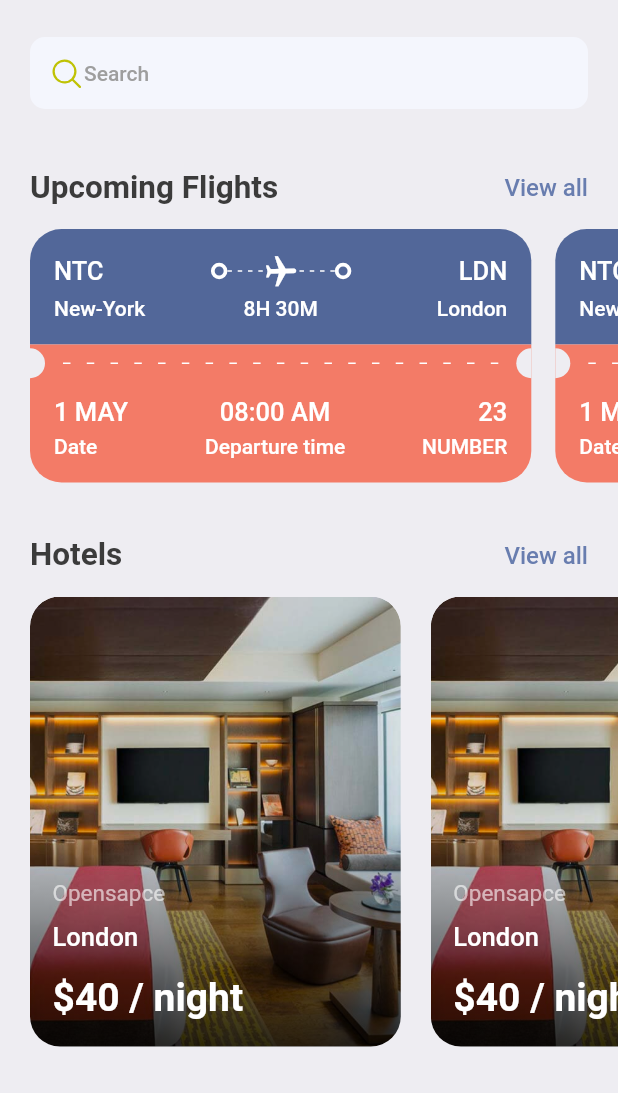
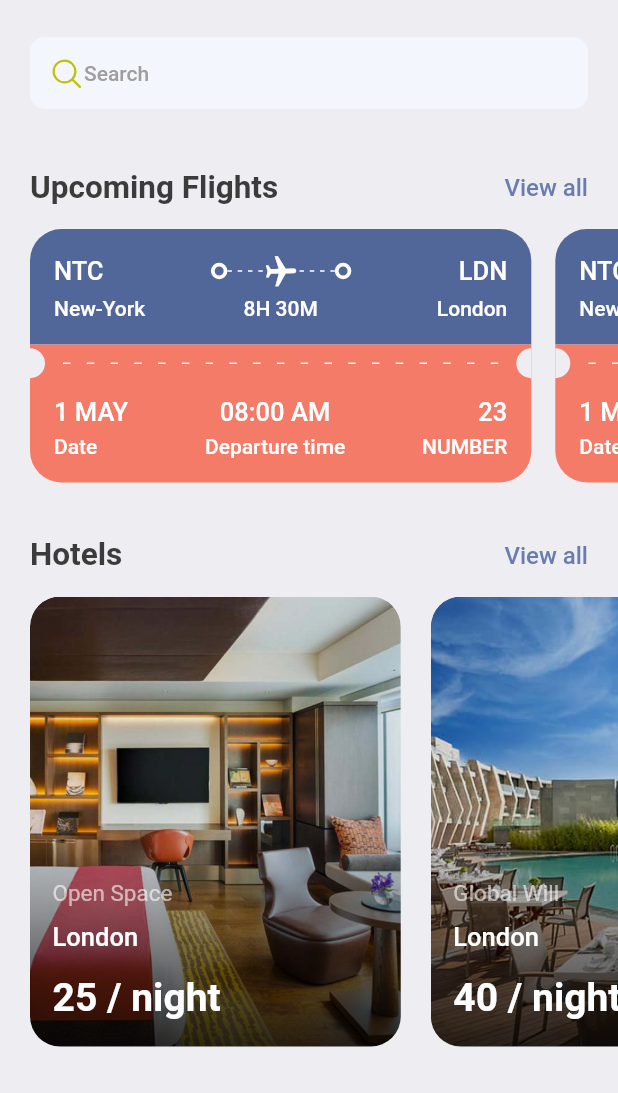
Before and after one commit to zawmorntwan/book_tickets, a Flutter app: the HomeScreen screen opened directly, on a phone screen of 412 x 824 dp, the part 143-1236 px from its top. Run offline on Flutter 3.47's test engine with Material 2 defaults, Android fonts, the phone set to English and light mode, and no system bars; our stand-ins replace fluentui_icons, gap.

Commit message:
update dynamic hotel

```diff
--- a/lib/screens/bottom_bar.dart
+++ b/lib/screens/bottom_bar.dart
@@ -13,7 +13,7 @@ class BottomBar extends StatefulWidget {
 class _BottomBarState extends State<BottomBar> {
   int _selectedIndex = 0;
   static final List<Widget> _widgetOption = <Widget>[
-    const HomeScreen(),
+    HomeScreen(),
     const Text('Search'),
     const Text('Tickets'),
     const Text('Profile'),
--- a/lib/screens/home_screen.dart
+++ b/lib/screens/home_screen.dart
@@ -1,12 +1,15 @@
 import 'package:book_tickets/screens/hotel_view.dart';
 import 'package:book_tickets/screens/ticket_view.dart';
+import 'package:book_tickets/utils/app_info_list.dart';
 import 'package:book_tickets/utils/app_style.dart';
 import 'package:fluentui_icons/fluentui_icons.dart';
 import 'package:flutter/material.dart';
 import 'package:gap/gap.dart';
 
 class HomeScreen extends StatelessWidget {
-  const HomeScreen({Key? key}) : super(key: key);
+  const HomeScreen({
+    Key? key,
+  }) : super(key: key);
 
   @override
   Widget build(BuildContext context) {
@@ -129,13 +132,13 @@ class HomeScreen extends StatelessWidget {
           SingleChildScrollView(
             physics: const BouncingScrollPhysics(),
             scrollDirection: Axis.horizontal,
-            padding: const EdgeInsets.only(left: 20, right: 20),
+            padding: const EdgeInsets.only(left: 20),
             child: Row(
-              children: const [
-                HotelView(),
-                Gap(20),
-                HotelView(),
-              ],
+              children: hotelList
+                  .map(
+                    (hotel) => HotelView(hotel: hotel),
+                  )
+                  .toList(),
             ),
           ),
           const Gap(20),
--- a/lib/screens/hotel_view.dart
+++ b/lib/screens/hotel_view.dart
@@ -3,15 +3,18 @@ import 'package:book_tickets/utils/app_style.dart';
 import 'package:flutter/material.dart';
 import 'package:gap/gap.dart';
 
+// ignore: must_be_immutable
 class HotelView extends StatelessWidget {
-  const HotelView({Key? key}) : super(key: key);
+  Map<String, dynamic> hotel;
+  HotelView({Key? key, required this.hotel}) : super(key: key);
 
   @override
   Widget build(BuildContext context) {
     final size = AppLayout.getSize(context);
-    return SizedBox(
+    return Container(
       width: size.width * 0.6,
       height: 300,
+      margin: const EdgeInsets.only(right: 20),
       child: Stack(
         children: [
           ClipRRect(
@@ -30,7 +33,7 @@ class HotelView extends StatelessWidget {
                 decoration: BoxDecoration(
                   borderRadius: BorderRadius.circular(20),
                   image: DecorationImage(
-                    image: const AssetImage('assets/images/one.png'),
+                    image: AssetImage('assets/images/${hotel['image']}'),
                     fit: BoxFit.cover,
                     colorFilter: ColorFilter.mode(
                       Colors.black.withOpacity(0.1),
@@ -48,21 +51,21 @@ class HotelView extends StatelessWidget {
               child: Column(
                 crossAxisAlignment: CrossAxisAlignment.start,
                 children: [
-                  const Text(
-                    'Opensapce',
-                    style: TextStyle(
+                  Text(
+                    '${hotel['place']}',
+                    style: const TextStyle(
                       color: Colors.white60,
                       fontSize: 15,
                     ),
                   ),
                   const Gap(10),
                   Text(
-                    'London',
+                    '${hotel['destination']}',
                     style: Style.headLineStyle3.copyWith(color: Colors.white),
                   ),
                   const Gap(15),
                   Text(
-                    '\$40 / night',
+                    '${hotel['price']} / night',
                     style: Style.headLineStyle.copyWith(color: Colors.white),
                   ),
                 ],
--- /dev/null
+++ b/lib/utils/app_info_list.dart
@@ -0,0 +1,51 @@
+List<Map<String, dynamic>> hotelList = [
+  {
+    'image': 'one.png',
+    'place': 'Open Space',
+    'destination': 'London',
+    'price': 25
+  },
+  {
+    'image': 'two.png',
+    'place': 'Global Will',
+    'destination': 'London',
+    'price': 40
+  },
+  {
+    'image': 'three.png',
+    'place': 'Tallest Building',
+    'destination': 'Dubai',
+    'price': 68
+  },
+];
+
+List<Map<String, dynamic>> ticketList = [
+  {
+    'from': {
+      'code':"NYC",
+      'name':"New-York"
+    },
+    'to': {
+      'code':"LDN",
+      'name':"London"
+    },
+    'flying_time': '8H 30M',
+    'date': "1 MAY",
+    'departure_time':"08:00 AM",
+    "number":23
+  },
+  {
+    'from': {
+      'code':"DK",
+      'name':"Dhaka"
+    },
+    'to': {
+      'code':"SH",
+      'name':"Shanghai"
+    },
+    'flying_time': '4H 20M',
+    'date': "10 MAY",
+    'departure_time':"09:00 AM",
+    "number":45
+  },
+];
```
